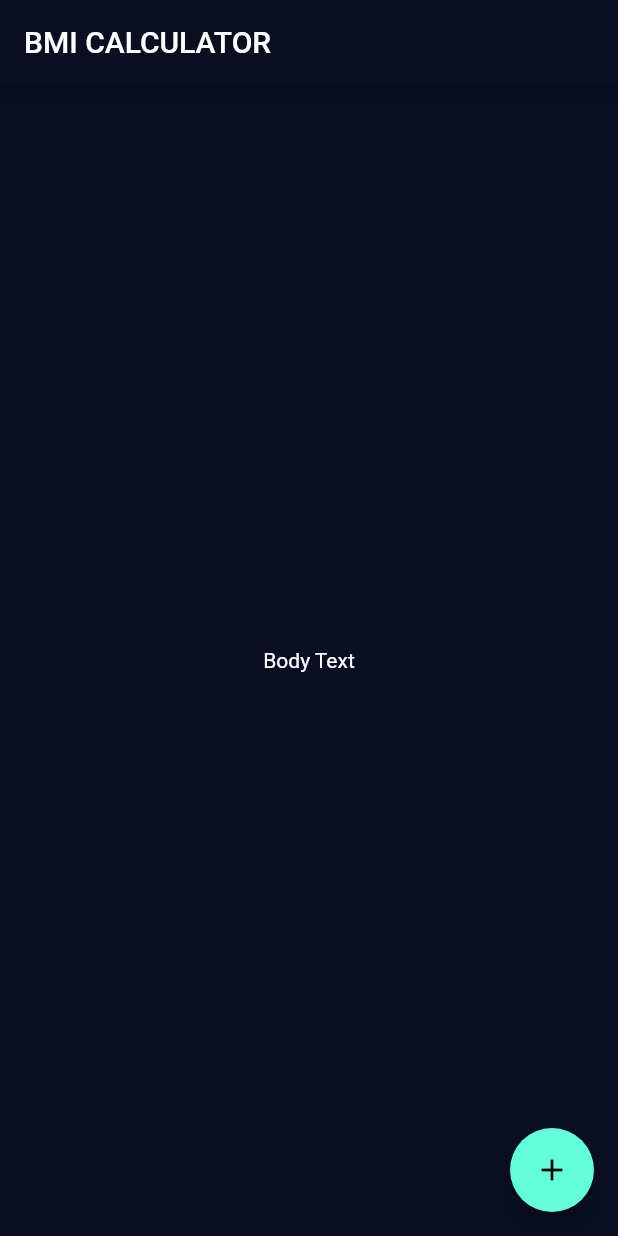
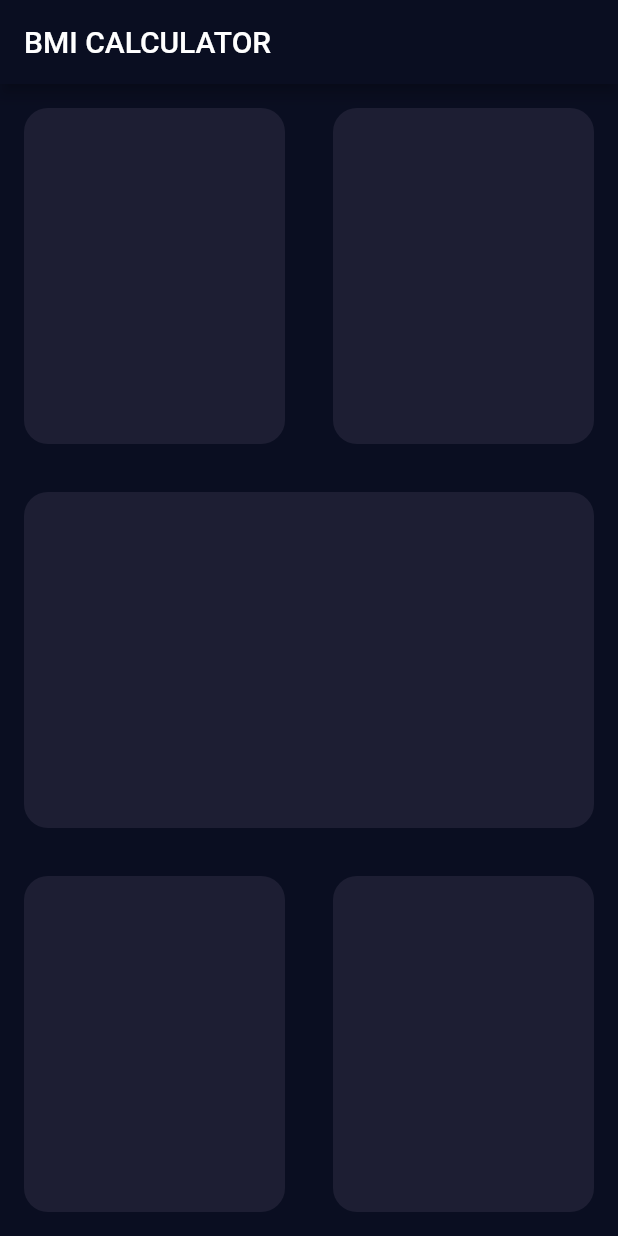
Before and after one commit to FadyFawzyOfficial/bmi-calculator, a Flutter app: the screen it shows after launch, on a phone screen of 412 x 824 dp. Run offline on Flutter 3.47's test engine with Material 2 defaults, Android fonts, the phone set to English and light mode, and no system bars.

```diff
--- a/lib/input_screen.dart
+++ b/lib/input_screen.dart
@@ -12,11 +12,48 @@ class InputScreenState extends State<InputScreen> {
   Widget build(BuildContext context) {
     return Scaffold(
       appBar: AppBar(title: const Text('BMI CALCULATOR')),
-      body: const Center(child: Text('Body Text')),
-      floatingActionButton: FloatingActionButton(
-        child: const Icon(Icons.add),
-        onPressed: () {},
+      body: Column(
+        children: [
+          Expanded(
+            child: Row(
+              children: const [
+                ReusableCard(),
+                ReusableCard(),
+              ],
+            ),
+          ),
+          const ReusableCard(),
+          Expanded(
+            child: Row(
+              children: const [
+                ReusableCard(),
+                ReusableCard(),
+              ],
+            ),
+          ),
+        ],
       ),
     );
   }
 }
+
+class ReusableCard extends StatelessWidget {
+  final Color color;
+  const ReusableCard({
+    Key? key,
+    this.color = const Color(0xFF1D1E33),
+  }) : super(key: key);
+
+  @override
+  Widget build(BuildContext context) {
+    return Expanded(
+      child: Container(
+        margin: const EdgeInsets.all(16),
+        decoration: BoxDecoration(
+          color: color,
+          borderRadius: const BorderRadius.all(Radius.circular(16)),
+        ),
+      ),
+    );
+  }
+}
```
